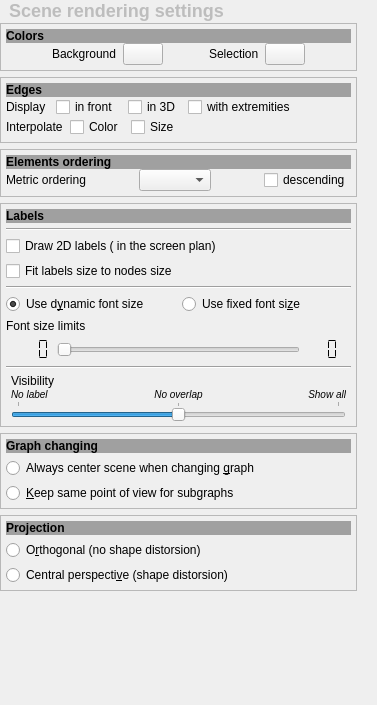
Qt form library/tulip-gui/designer/SceneConfigWidget.ui (Tulip-Dev/tulip) before a commit.
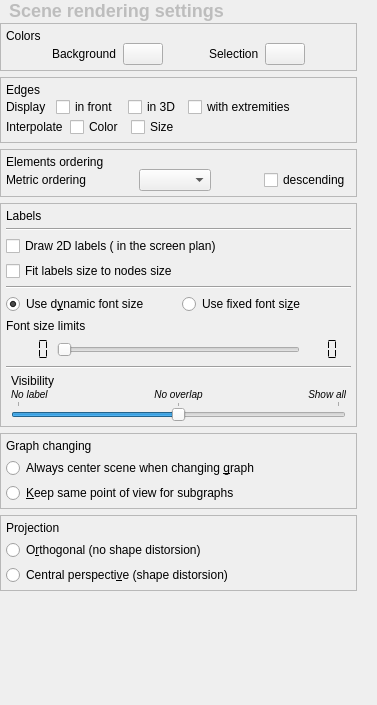
The same form after that commit. Custom widgets are drawn as their Qt base class.

The edit to the form file:
```diff
--- a/library/tulip-gui/designer/SceneConfigWidget.ui
+++ b/library/tulip-gui/designer/SceneConfigWidget.ui
@@ -144,9 +144,8 @@
               <height>0</height>
              </size>
             </property>
-            <property name="styleSheet">
-             <string notr="true">font-weight: bold;
-background-color: rgb(160, 160, 160);</string>
+            <property name="groupTitle" stdset="0">
+             <bool>true</bool>
             </property>
             <property name="text">
              <string>Colors</string>
@@ -301,9 +300,8 @@
                 <height>0</height>
                </size>
               </property>
-              <property name="styleSheet">
-               <string notr="true">font-weight: bold;
-background-color: rgb(160, 160, 160);</string>
+              <property name="groupTitle" stdset="0">
+               <bool>true</bool>
               </property>
               <property name="text">
                <string>Edges</string>
@@ -445,9 +443,8 @@
           </property>
           <item>
            <widget class="QLabel" name="label_3">
-            <property name="styleSheet">
-             <string notr="true">font-weight: bold;
-background-color: rgb(160, 160, 160);</string>
+            <property name="groupTitle" stdset="0">
+             <bool>true</bool>
             </property>
             <property name="text">
              <string>Elements ordering</string>
@@ -552,9 +549,8 @@
               <height>0</height>
              </size>
             </property>
-            <property name="styleSheet">
-             <string notr="true">font-weight: bold;
-background-color: rgb(160, 160, 160);</string>
+            <property name="groupTitle" stdset="0">
+             <bool>true</bool>
             </property>
             <property name="text">
              <string>Labels</string>
@@ -868,9 +864,8 @@
                 <height>0</height>
                </size>
               </property>
-              <property name="styleSheet">
-               <string notr="true">font-weight: bold;
-background-color: rgb(160, 160, 160);</string>
+              <property name="groupTitle" stdset="0">
+               <bool>true</bool>
               </property>
               <property name="text">
                <string>Graph changing</string>
@@ -951,9 +946,8 @@
                 <height>0</height>
                </size>
               </property>
-              <property name="styleSheet">
-               <string notr="true">font-weight: bold;
-background-color: rgb(160, 160, 160);</string>
+              <property name="groupTitle" stdset="0">
+               <bool>true</bool>
               </property>
               <property name="text">
                <string>Projection</string>
```
